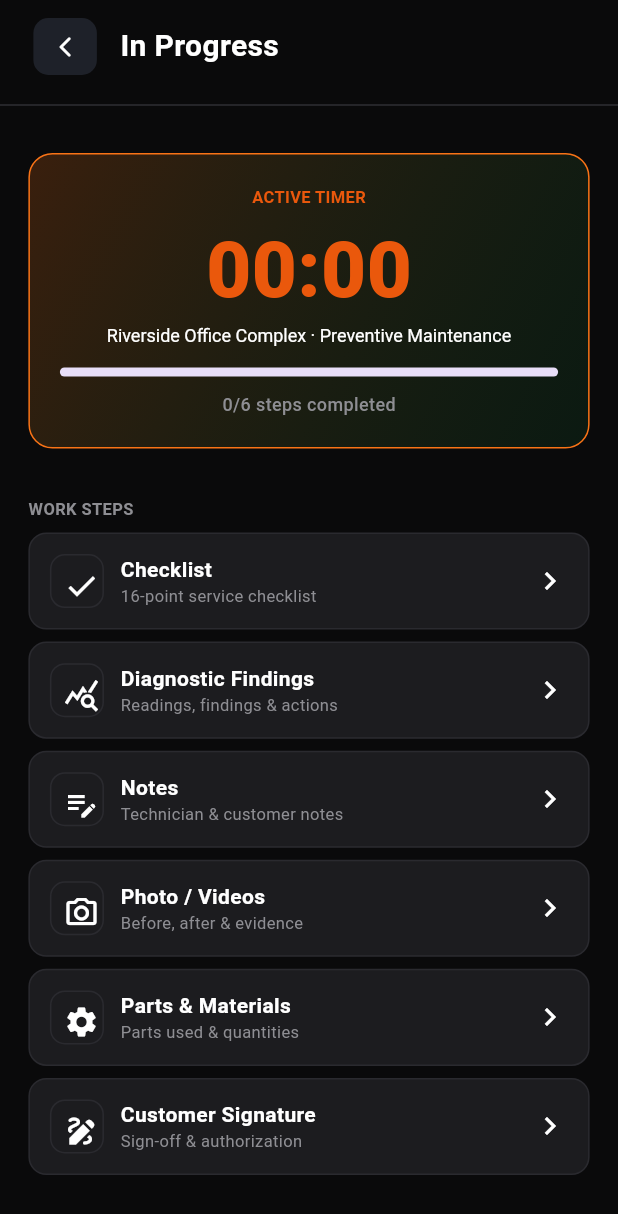
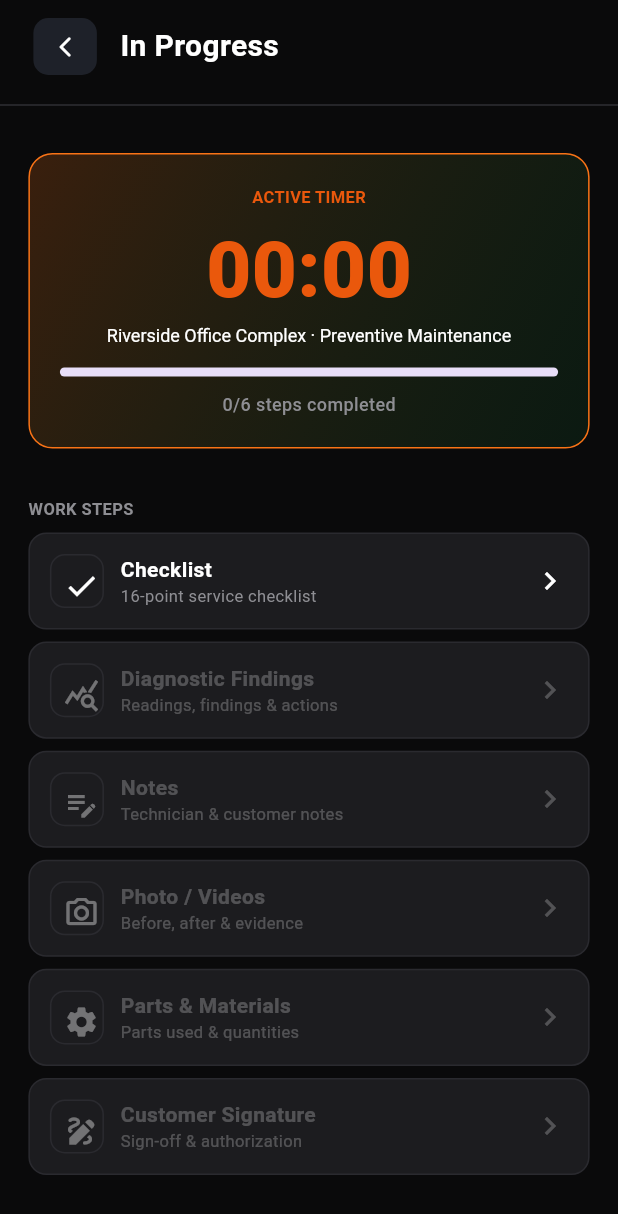
Before and after one commit to Hasanuzzamanabir/texafroast, a Flutter app: the TrackingProgressScreen screen opened by its route, on a phone screen of 412 x 824 dp. Shown: the top 1214 px of the screen. Run offline on Flutter 3.47's test engine with Material 3 defaults, Android fonts, the phone set to English and light mode, and no system bars; our stand-ins replace flutter_screenutil.

Commit message:
refactor(jobs): rework tracking progress screen, step widgets, and view model
Update JobTrackingViewModel, tracking_progress_screen, and
work_step_widget for the job tracking flow.

```diff
--- a/lib/features/jobs/view_models/job_tracking_view_model.dart
+++ b/lib/features/jobs/view_models/job_tracking_view_model.dart
@@ -1,12 +1,20 @@
 import 'package:flutter/material.dart';
 
 class JobTrackingViewModel extends ChangeNotifier {
+  int _eligibleStep = 0;
+  int get eligibleStep => _eligibleStep;
+
   final List<bool> _completedSteps = List.generate(6, (index) => false);
 
   List<bool> get completedSteps => _completedSteps;
 
   void changeStepStatus({required int index, required bool value}) {
     _completedSteps[index] = value;
+    if (value == true) {
+      _eligibleStep = index + 1;
+    } else {
+      _eligibleStep = index;
+    }
     notifyListeners();
   }
 
--- a/lib/features/jobs/views/widgets/work_step_widget.dart
+++ b/lib/features/jobs/views/widgets/work_step_widget.dart
@@ -23,7 +23,9 @@ class WorkStepWidget extends StatelessWidget {
   Widget build(BuildContext context) {
     return InkWell(
       onTap: isCompleted ? null : onTap,
-      child: Container(
+      child: Stack(
+        children: [
+          Container(
             width: .maxFinite,
             padding: EdgeInsets.all(12.w),
             decoration: BoxDecoration(
@@ -39,14 +41,20 @@ class WorkStepWidget extends StatelessWidget {
                   width: 36.h,
                   padding: .all(8),
                   decoration: BoxDecoration(
-                color: isCompleted ? AppColors.greenEnd : Colors.transparent,
+                    color: isCompleted
+                        ? AppColors.greenEnd
+                        : Colors.transparent,
                     shape: BoxShape.rectangle,
                     borderRadius: .circular(10.r),
                     border: .all(color: AppColors.inputBorder),
                   ),
                   child: Icon(
                     isCompleted ? Icons.check : icon,
-                color: isCompleted ? Colors.white : iconColor,
+                    color: isCompleted
+                        ? Colors.white
+                        : onTap == null
+                        ? Colors.white38
+                        : iconColor,
                   ),
                 ),
                 Expanded(
@@ -58,7 +66,11 @@ class WorkStepWidget extends StatelessWidget {
                         style: TextStyle(
                           fontSize: 14.sp,
                           fontWeight: .w700,
-                      color: Colors.white,
+                          color: isCompleted
+                              ? Colors.white
+                              : onTap == null
+                              ? Colors.white24
+                              : Colors.white,
                         ),
                       ),
                       Text(
@@ -66,17 +78,33 @@ class WorkStepWidget extends StatelessWidget {
                         style: TextStyle(
                           fontSize: 11.sp,
                           fontWeight: .w400,
-                      color: AppColors.labelText,
+                          color: isCompleted
+                              ? AppColors.labelText
+                              : onTap == null
+                              ? Colors.white24
+                              : AppColors.labelText,
                         ),
                       ),
                     ],
                   ),
                 ),
                 isCompleted
-                ? Icon(Icons.check_circle_outline, color: AppColors.greenEnd)
-                : Icon(Icons.keyboard_arrow_right_sharp, color: Colors.white),
+                    ? Icon(
+                        Icons.check_circle_outline,
+                        color: AppColors.greenEnd,
+                      )
+                    : Icon(
+                        Icons.keyboard_arrow_right_sharp,
+                        color: isCompleted
+                            ? Colors.white
+                            : onTap == null
+                            ? Colors.white24
+                            : Colors.white,
+                      ),
               ],
             ),
+          ),
+        ],
       ),
     );
   }
```
Also changed, not shown: lib/features/jobs/views/screens/tracking_progress_screen.dart (+32 -14 lines). Lines whose indentation alone changed are shown as unchanged.
